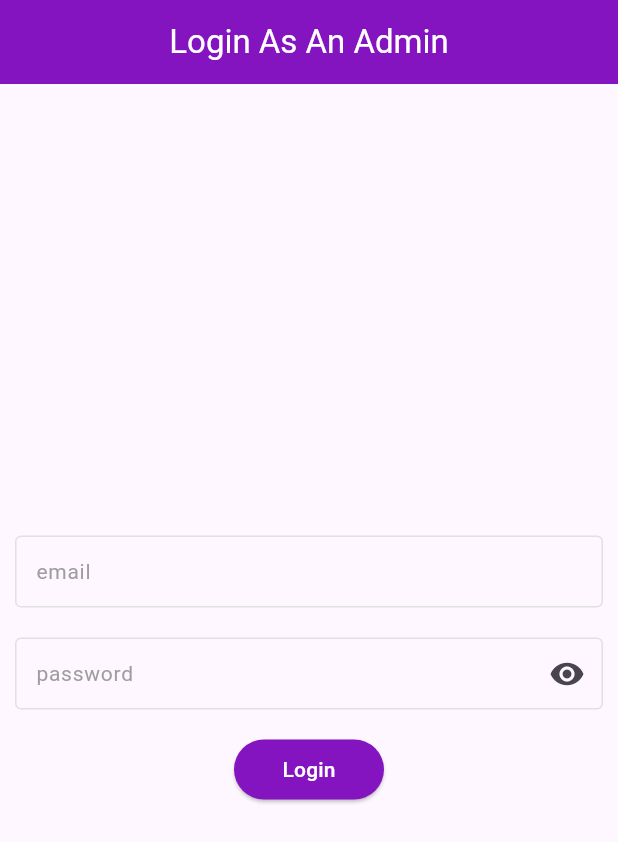
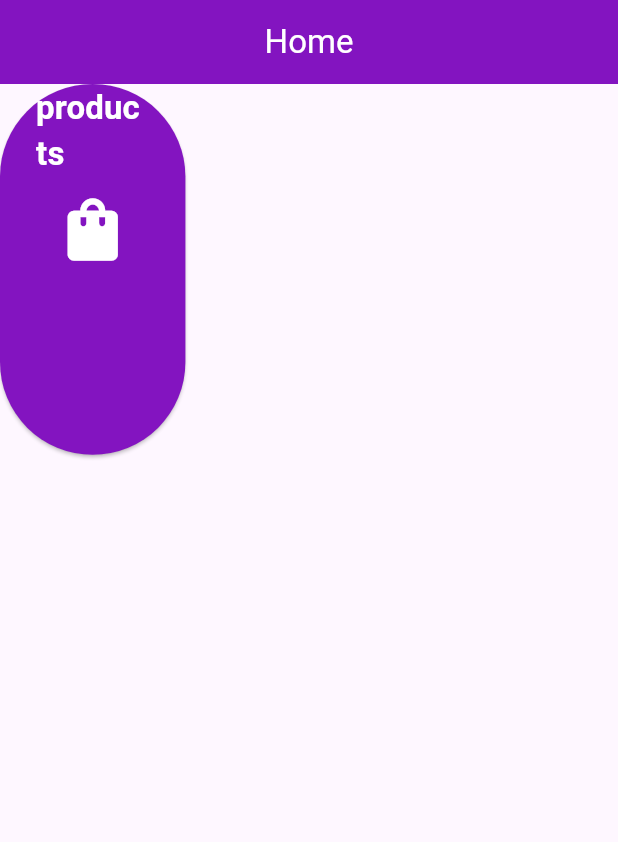
Before and after one commit to Siamoo/My_Market_Admin, a Flutter app: the screen it shows after launch, after a tap on "Login", on a phone screen of 412 x 824 dp. Shown: the top 842 px of the screen. Run offline on Flutter 3.47's test engine with Material 3 defaults, Android fonts, the phone set to English and light mode, and no system bars; our stand-ins replace dio, equatable, flutter_bloc.

Commit message:
Create Home view and add products elevated button

```diff
--- a/lib/features/auth/views/login_view.dart
+++ b/lib/features/auth/views/login_view.dart
@@ -2,6 +2,8 @@ import 'package:flutter/material.dart';
 import 'package:my_market_admin/core/components/custom_elevated_button.dart';
 import 'package:my_market_admin/core/components/custom_text_form_field.dart';
 import 'package:my_market_admin/core/functions/custom_appbar.dart';
+import 'package:my_market_admin/core/functions/navigation_service.dart';
+import 'package:my_market_admin/features/home/views/home_view.dart';
 
 class LoginView extends StatefulWidget {
   const LoginView({super.key});
@@ -38,7 +40,9 @@ class _LoginViewState extends State<LoginView> {
             width: 100,
             height: 40,
             child: const Text('Login'),
-            onPressed: () {},
+            onPressed: () {
+              NavigationService.pushTo(context,  HomeView());
+            },
           ),
         ],
       ),
--- /dev/null
+++ b/lib/features/home/views/home_view.dart
@@ -0,0 +1,40 @@
+import 'package:flutter/material.dart';
+import 'package:my_market_admin/core/components/custom_elevated_button.dart';
+import 'package:my_market_admin/core/functions/custom_appbar.dart';
+import 'package:my_market_admin/core/functions/navigation_service.dart';
+import 'package:my_market_admin/features/products/views/products_view.dart';
+
+class HomeView extends StatelessWidget {
+  const HomeView({super.key});
+
+  @override
+  Widget build(BuildContext context) {
+    double height = MediaQuery.of(context).size.height;
+    double width = MediaQuery.of(context).size.width;
+    return Scaffold(
+      appBar: customAppBar(context, 'Home'),
+      body: Row(
+        children: [
+          CustomElevatedButton(
+            width: width * .3,
+            height: height * .3,
+
+            onPressed: () {
+              NavigationService.pushTo(context, ProductsView());
+            },
+            child: Column(
+              children: [
+                Text(
+                  'products',
+                  style: TextStyle(fontWeight: FontWeight.bold, fontSize: 22),
+                ),
+                SizedBox(height: 10),
+                Icon(Icons.shopping_bag, size: 50),
+              ],
+            ),
+          ),
+        ],
+      ),
+    );
+  }
+}
```
